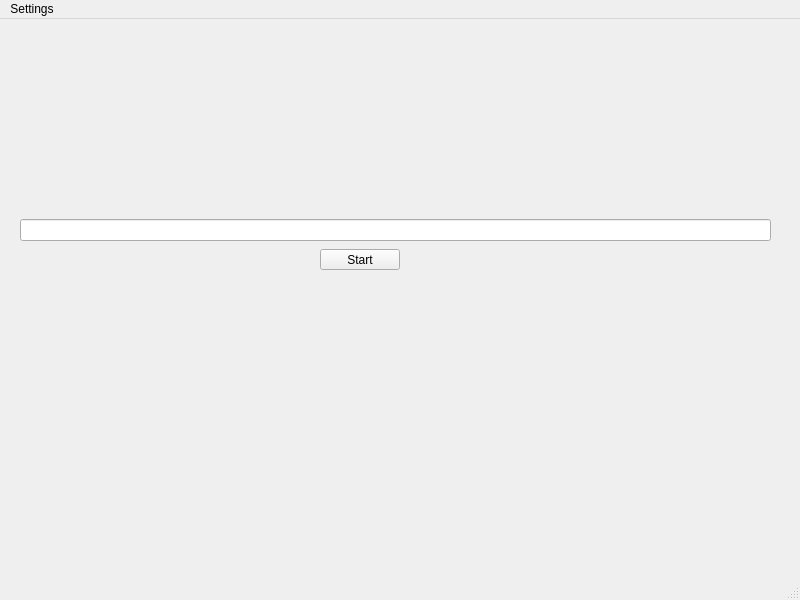
Old version of the form src/qt_gui/mainframe.ui in the repository net64-mod/net64-coop.
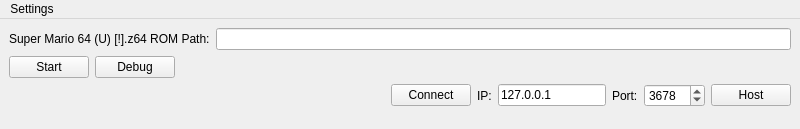
New version of the form.

Diff of the .ui file:
```diff
--- a/src/qt_gui/mainframe.ui
+++ b/src/qt_gui/mainframe.ui
@@ -7,36 +7,144 @@
     <x>0</x>
     <y>0</y>
     <width>800</width>
-    <height>600</height>
+    <height>129</height>
    </rect>
   </property>
   <property name="windowTitle">
    <string>MainWindow</string>
   </property>
   <widget class="QWidget" name="centralwidget">
-   <widget class="QLineEdit" name="lineEdit">
-    <property name="geometry">
-     <rect>
-      <x>20</x>
-      <y>200</y>
-      <width>751</width>
-      <height>22</height>
-     </rect>
-    </property>
-   </widget>
-   <widget class="QPushButton" name="pushButton">
-    <property name="geometry">
-     <rect>
-      <x>320</x>
-      <y>230</y>
-      <width>80</width>
-      <height>21</height>
-     </rect>
-    </property>
-    <property name="text">
-     <string>Start</string>
-    </property>
-   </widget>
+   <layout class="QVBoxLayout" name="verticalLayout">
+    <item>
+     <layout class="QHBoxLayout" name="horizontalLayout_3">
+      <item>
+       <widget class="QLabel" name="labelRom">
+        <property name="text">
+         <string>Super Mario 64 (U) [!].z64 ROM Path:</string>
+        </property>
+       </widget>
+      </item>
+      <item>
+       <widget class="QLineEdit" name="lineEdit"/>
+      </item>
+     </layout>
+    </item>
+    <item>
+     <layout class="QHBoxLayout" name="horizontalLayout">
+      <item>
+       <widget class="QPushButton" name="pushButton">
+        <property name="text">
+         <string>Start</string>
+        </property>
+       </widget>
+      </item>
+      <item>
+       <widget class="QPushButton" name="pushButtonDebug">
+        <property name="text">
+         <string>Debug</string>
+        </property>
+       </widget>
+      </item>
+      <item>
+       <spacer name="horizontalSpacer_2">
+        <property name="orientation">
+         <enum>Qt::Horizontal</enum>
+        </property>
+        <property name="sizeHint" stdset="0">
+         <size>
+          <width>40</width>
+          <height>20</height>
+         </size>
+        </property>
+       </spacer>
+      </item>
+     </layout>
+    </item>
+    <item>
+     <layout class="QHBoxLayout" name="horizontalLayout_2">
+      <item>
+       <spacer name="horizontalSpacer">
+        <property name="orientation">
+         <enum>Qt::Horizontal</enum>
+        </property>
+        <property name="sizeHint" stdset="0">
+         <size>
+          <width>40</width>
+          <height>20</height>
+         </size>
+        </property>
+       </spacer>
+      </item>
+      <item>
+       <widget class="QPushButton" name="pushButtonConnect">
+        <property name="text">
+         <string>Connect</string>
+        </property>
+       </widget>
+      </item>
+      <item>
+       <widget class="QLabel" name="labelIp">
+        <property name="text">
+         <string>IP:</string>
+        </property>
+       </widget>
+      </item>
+      <item>
+       <widget class="QLineEdit" name="lineEditIp">
+        <property name="sizePolicy">
+         <sizepolicy hsizetype="Preferred" vsizetype="Fixed">
+          <horstretch>0</horstretch>
+          <verstretch>0</verstretch>
+         </sizepolicy>
+        </property>
+        <property name="text">
+         <string>127.0.0.1</string>
+        </property>
+       </widget>
+      </item>
+      <item>
+       <widget class="QLabel" name="labelPort">
+        <property name="text">
+         <string>Port:</string>
+        </property>
+       </widget>
+      </item>
+      <item>
+       <widget class="QSpinBox" name="spinBoxPort">
+        <property name="minimum">
+         <number>1</number>
+        </property>
+        <property name="maximum">
+         <number>65535</number>
+        </property>
+        <property name="value">
+         <number>3678</number>
+        </property>
+       </widget>
+      </item>
+      <item>
+       <widget class="QPushButton" name="pushButtonHost">
+        <property name="text">
+         <string>Host</string>
+        </property>
+       </widget>
+      </item>
+     </layout>
+    </item>
+    <item>
+     <spacer name="verticalSpacer">
+      <property name="orientation">
+       <enum>Qt::Vertical</enum>
+      </property>
+      <property name="sizeHint" stdset="0">
+       <size>
+        <width>20</width>
+        <height>40</height>
+       </size>
+      </property>
+     </spacer>
+    </item>
+   </layout>
   </widget>
   <widget class="QMenuBar" name="menubar">
    <property name="geometry">
@@ -55,7 +163,6 @@
    </widget>
    <addaction name="menuSettings"/>
   </widget>
-  <widget class="QStatusBar" name="statusbar"/>
   <action name="action_emulator_settings">
    <property name="text">
     <string>Emulator</string>
```
Left out of the diff: 4 changed lines with no effect on the pictures.
